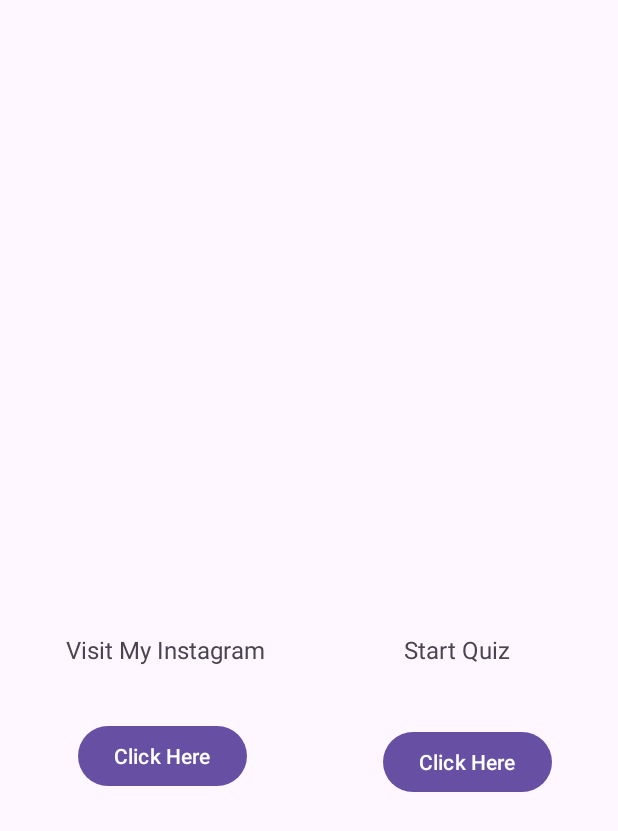
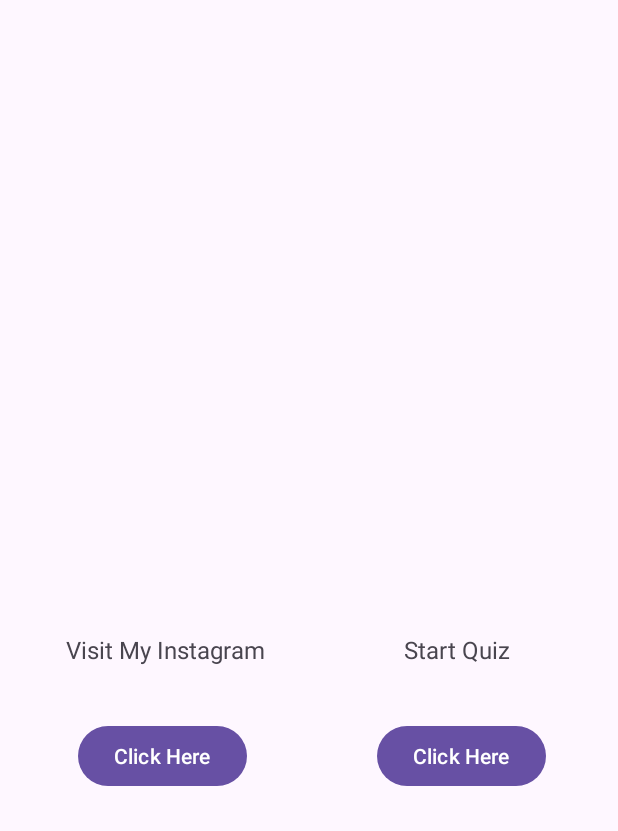
Before and after one commit to AnoopVL/trialApp-Android, an Android app: the screen it shows after launch (MainActivity), after a tap on "Click Here", on a phone screen of 412 x 824 dp. Shown: the top 831 px of the screen. Run offline under Robolectric (Android 15) with nearby library versions, the phone set to English and light mode, and no system bars.

```diff
--- a/Assignment4/app/src/main/AndroidManifest.xml
+++ b/Assignment4/app/src/main/AndroidManifest.xml
@@ -1,6 +1,8 @@
 <?xml version="1.0" encoding="utf-8"?>
 <manifest xmlns:android="http://schemas.android.com/apk/res/android"
     xmlns:tools="http://schemas.android.com/tools">
+
+    <uses-permission android:name="android.permission.INTERNET" />
 
     <application
         android:allowBackup="true"
--- a/Assignment4/app/src/main/java/com/avl/assigment4/MainActivity.java
+++ b/Assignment4/app/src/main/java/com/avl/assigment4/MainActivity.java
@@ -4,11 +4,13 @@ import static android.app.PendingIntent.getActivity;
 
 import androidx.appcompat.app.AppCompatActivity;
 
+import android.annotation.SuppressLint;
 import android.content.Intent;
 import android.net.Uri;
 import android.os.Bundle;
 import android.view.View;
 import android.widget.Button;
+import android.widget.Toast;
 
 public class MainActivity extends AppCompatActivity {
     private Button vstInstaBtn;
@@ -21,14 +23,32 @@ public class MainActivity extends AppCompatActivity {
 
         vstInstaBtn = findViewById(R.id.vstInstaBtn);
         vstInstaBtn.setOnClickListener(new View.OnClickListener() {
+            @SuppressLint("QueryPermissionsNeeded")
             @Override
             public void onClick(View v) {
-                String url = "https://www.instagram.com/anoop_lanjekar/";
-                    Uri webpage = Uri.parse(url);
-                    Intent intent = new Intent(Intent.ACTION_VIEW, webpage);
-                    if (intent.resolveActivity(getPackageManager()) != null) {
-                        startActivity(intent);
-                    }
+                    //Directly opens the website in relative app
+                Intent intent = new Intent(Intent.ACTION_VIEW);
+                intent.setData(Uri.parse("https://www.instagram.com/anoop_lanjekar/"));
+                startActivity(intent);
+
+//                String url = "https://www.instagram.com/anoop_lanjekar";
+//                Uri uri = Uri.parse(url);
+//                Intent intent = new Intent(Intent.ACTION_VIEW, uri);
+//
+//// Check if there's a web browser available to handle the intent
+//                if (intent.resolveActivity(getPackageManager()) != null) {
+//                    startActivity(intent);
+//                } else {
+//                    // Handle the case where no web browser is available
+//                    Toast.makeText(MainActivity.this, "Now web browser found", Toast.LENGTH_SHORT).show();
+//                }
+
+//                String url = "https://www.instagram.com/anoop_lanjekar/";
+//                    Uri webpage = Uri.parse(url);
+//                    Intent intent = new Intent(Intent.ACTION_VIEW, webpage);
+//                    if (intent.resolveActivity(getPackageManager()) != null) {
+//                        startActivity(intent);
+//                    }
 
             }
         });
--- a/Assignment4/app/src/main/res/layout/activity_main.xml
+++ b/Assignment4/app/src/main/res/layout/activity_main.xml
@@ -6,6 +6,7 @@
     android:layout_height="match_parent"
     tools:context=".MainActivity"
     tools:ignore="MissingClass">
+
 
     <ImageView
         android:id="@+id/imageView"
@@ -54,8 +55,8 @@
         android:id="@+id/mvQuzBtn"
         android:layout_width="wrap_content"
         android:layout_height="wrap_content"
-        android:layout_marginTop="40dp"
-        android:layout_marginEnd="44dp"
+        android:layout_marginTop="36dp"
+        android:layout_marginEnd="48dp"
         android:text="Click Here"
         app:layout_constraintEnd_toEndOf="parent"
         app:layout_constraintTop_toBottomOf="@+id/mvQuz" />
```
